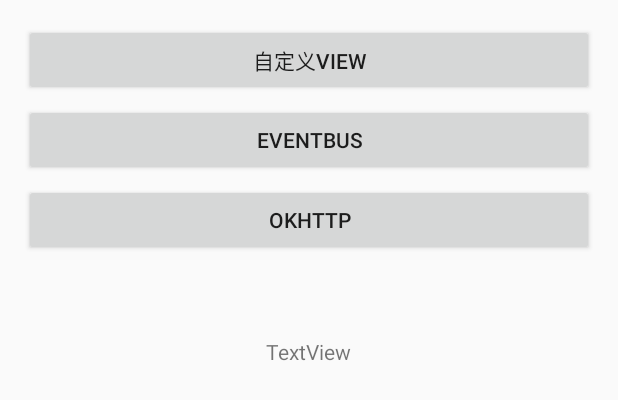
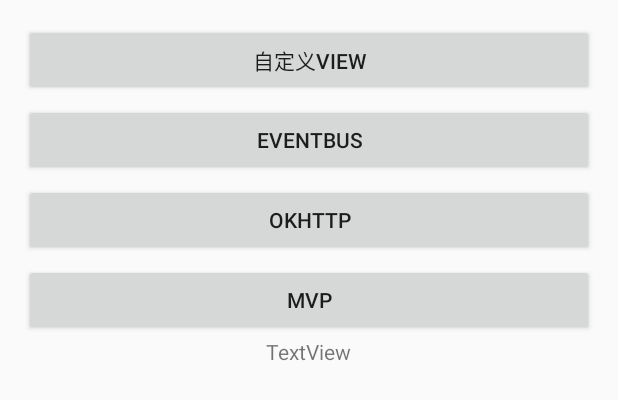
Before and after one commit to cloud9527/PracticeDemo, an Android app: the layout activity_main.xml on its own in the app's theme, with its tools: preview values and no code run, on a phone screen of 412 x 824 dp. Shown: the top 400 px of the screen. Run offline under Robolectric (Android 15) with nearby library versions, the phone set to English and light mode, and no system bars; network calls fail.

Commit message:
1、MVP 练习提交，一个简单的登录页面MVP模式练习

```diff
--- a/app/src/main/AndroidManifest.xml
+++ b/app/src/main/AndroidManifest.xml
@@ -32,7 +32,8 @@
         </receiver>
 
         <activity android:name=".customerview.TextSwitcherActivity" />
-        <activity android:name=".okhttp.OkHttpDemoActivity"></activity>
+        <activity android:name=".okhttp.OkHttpDemoActivity" />
+        <activity android:name=".mvp.MVPLoginActivity"></activity>
     </application>
 
 </manifest>
--- /dev/null
+++ b/app/src/main/java/com/example/cloud/mypriatice/mvp/interactor/LoginInteractor.java
@@ -0,0 +1,17 @@
+package com.example.cloud.mypriatice.mvp.interactor;
+
+/**
+ * Created by Cloud on 2017/4/13.
+ */
+
+public interface LoginInteractor {
+    interface OnLoginFisishedListener {
+        void onUsernameError();
+
+        void onPasswordError();
+
+        void onSuccess();
+    }
+
+    void login(String name, String password, OnLoginFisishedListener onLoginFisishedListener);
+}
--- /dev/null
+++ b/app/src/main/java/com/example/cloud/mypriatice/mvp/interactor/LoginInteractorImpl.java
@@ -0,0 +1,33 @@
+package com.example.cloud.mypriatice.mvp.interactor;
+
+import android.os.Handler;
+import android.text.TextUtils;
+
+/**
+ * Created by Cloud on 2017/4/13.
+ */
+
+public class LoginInteractorImpl implements LoginInteractor {
+    @Override
+    public void login(final String name, final String password, final OnLoginFisishedListener onLoginFisishedListener) {
+        new Handler().postDelayed(new Runnable() {
+            @Override
+            public void run() {
+                boolean error = true;
+                if (TextUtils.isEmpty(name)) {
+                    onLoginFisishedListener.onUsernameError();
+                    error = false;
+                    return;
+                }
+                if (TextUtils.isEmpty(password)) {
+                    onLoginFisishedListener.onPasswordError();
+                    error = false;
+                    return;
+                }
+                if (error) {
+                    onLoginFisishedListener.onSuccess();
+                }
+            }
+        }, 2000);
+    }
+}
--- /dev/null
+++ b/app/src/main/java/com/example/cloud/mypriatice/mvp/presenter/LoginPresenter.java
@@ -0,0 +1,11 @@
+package com.example.cloud.mypriatice.mvp.presenter;
+
+/**
+ * Created by Cloud on 2017/4/13.
+ */
+
+public interface LoginPresenter {
+    void checkInfo(String name, String password);
+
+    void onDestroy();
+}
--- /dev/null
+++ b/app/src/main/java/com/example/cloud/mypriatice/mvp/view/LoginView.java
@@ -0,0 +1,17 @@
+package com.example.cloud.mypriatice.mvp.view;
+
+/**
+ * Created by Cloud on 2017/4/13.
+ */
+
+public interface LoginView {
+    void showProgress();
+
+    void hideProgress();
+
+    void setUsernameError();
+
+    void setPasswordError();
+
+    void goToHome();
+}
--- a/app/src/main/res/layout/activity_main.xml
+++ b/app/src/main/res/layout/activity_main.xml
@@ -29,6 +29,7 @@
         android:layout_below="@+id/button6"
         android:layout_marginTop="5dp"
         android:text="EventBus" />
+
     <Button
         android:id="@+id/button8"
         android:layout_width="match_parent"
@@ -38,6 +39,16 @@
         android:layout_below="@+id/button7"
         android:layout_marginTop="5dp"
         android:text="OkHttp" />
+
+    <Button
+        android:id="@+id/button9"
+        android:layout_width="match_parent"
+        android:layout_height="wrap_content"
+        android:layout_alignParentLeft="true"
+        android:layout_alignParentStart="true"
+        android:layout_below="@+id/button8"
+        android:layout_marginTop="5dp"
+        android:text="MVP" />
 
     <TextView
         android:id="@+id/textView4"
```
Also changed, not shown: app/src/main/java/com/example/cloud/mypriatice/MainActivity.java (+7 -2 lines), app/src/main/java/com/example/cloud/mypriatice/mvp/MVPLoginActivity.java (added, +75 -0 lines), app/src/main/java/com/example/cloud/mypriatice/mvp/presenter/LoginPresenterImpl.java (added, +55 -0 lines), app/src/main/res/layout/activity_mvplogin.xml (added, +42 -0 lines), app/src/main/res/values/strings.xml (+9 -0 lines), app/src/main/res/drawable/ic_action_accept.png (added), app/src/main/res/drawable/ic_action_accounts.png (added), app/src/main/res/drawable/ic_action_person.png (added).
